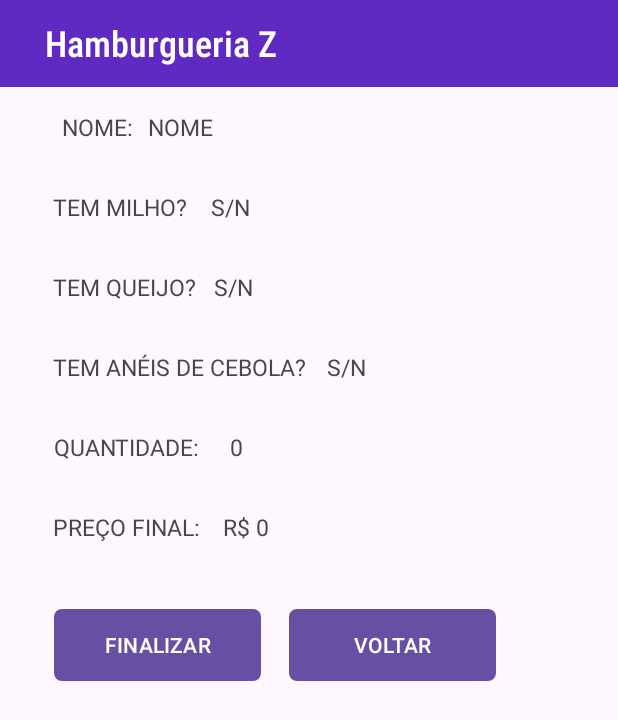
After one commit to AlineStrass/HamburgueriaZ, an Android app: the layout resumopedido.xml on its own in the app's theme, with its tools: preview values and no code run, on a phone screen of 412 x 824 dp. The commit adds this screen. Shown: the top 720 px of the screen. Run offline under Robolectric (Android 15) with nearby library versions, the phone set to English and light mode, and no system bars.

Commit message:
criação do layout resumo do pedido

```diff
--- a/app/src/main/java/com/example/hamburgueriaz/MainActivity.java
+++ b/app/src/main/java/com/example/hamburgueriaz/MainActivity.java
@@ -31,7 +31,6 @@ public class MainActivity extends AppCompatActivity {
 
     int precoTotal;;
     int totalAdicional;
-
 
     @Override
     protected void onCreate(Bundle savedInstanceState) {
@@ -156,11 +155,8 @@ public class MainActivity extends AppCompatActivity {
         });
 
 
+    }
 
 
 
-
-
-    }
-
 }
--- /dev/null
+++ b/app/src/main/res/layout/resumopedido.xml
@@ -0,0 +1,144 @@
+<?xml version="1.0" encoding="utf-8"?>
+<androidx.constraintlayout.widget.ConstraintLayout xmlns:android="http://schemas.android.com/apk/res/android"
+    xmlns:app="http://schemas.android.com/apk/res-auto"
+    xmlns:tools="http://schemas.android.com/tools"
+    android:layout_width="match_parent"
+    android:layout_height="match_parent">
+
+    <TextView
+        android:id="@+id/textViewLogo"
+        style="@style/TextViewLogo"
+        android:text="Hamburgueria Z"
+        app:layout_constraintEnd_toEndOf="parent"
+        app:layout_constraintStart_toStartOf="parent"
+        app:layout_constraintTop_toTopOf="parent" />
+
+    <TextView
+        android:id="@+id/textView7"
+        style="@style/EstiloTexto"
+        android:text="nome:"
+        app:layout_constraintEnd_toEndOf="parent"
+        app:layout_constraintHorizontal_bias="0.095"
+        app:layout_constraintStart_toStartOf="parent"
+        app:layout_constraintTop_toBottomOf="@+id/textViewLogo" />
+
+    <TextView
+        android:id="@+id/textView8"
+        style="@style/EstiloTexto"
+        android:text="tem milho?"
+        app:layout_constraintEnd_toEndOf="parent"
+        app:layout_constraintHorizontal_bias="0.09"
+        app:layout_constraintStart_toStartOf="parent"
+        app:layout_constraintTop_toBottomOf="@+id/textView7" />
+
+    <TextView
+        android:id="@+id/textView9"
+        style="@style/EstiloTexto"
+        android:text="tem queijo?"
+        app:layout_constraintEnd_toEndOf="parent"
+        app:layout_constraintHorizontal_bias="0.092"
+        app:layout_constraintStart_toStartOf="parent"
+        app:layout_constraintTop_toBottomOf="@+id/textView8" />
+
+    <TextView
+        android:id="@+id/textView10"
+        style="@style/EstiloTexto"
+        android:text="tem anéis de cebola?"
+        app:layout_constraintEnd_toEndOf="parent"
+        app:layout_constraintHorizontal_bias="0.12"
+        app:layout_constraintStart_toStartOf="parent"
+        app:layout_constraintTop_toBottomOf="@+id/textView9" />
+
+    <TextView
+        android:id="@+id/textView11"
+        style="@style/EstiloTexto"
+        android:text="quantidade:"
+        app:layout_constraintEnd_toEndOf="parent"
+        app:layout_constraintHorizontal_bias="0.093"
+        app:layout_constraintStart_toStartOf="parent"
+        app:layout_constraintTop_toBottomOf="@+id/textView10" />
+
+    <TextView
+        android:id="@+id/textView12"
+        style="@style/EstiloTexto"
+        android:text="preço final:"
+        app:layout_constraintEnd_toEndOf="parent"
+        app:layout_constraintHorizontal_bias="0.093"
+        app:layout_constraintStart_toStartOf="parent"
+        app:layout_constraintTop_toBottomOf="@+id/textView11" />
+
+    <TextView
+        android:id="@+id/textView13"
+        style="@style/EstiloTexto"
+        android:text="nome"
+        app:layout_constraintEnd_toEndOf="parent"
+        app:layout_constraintHorizontal_bias="0.008"
+        app:layout_constraintStart_toEndOf="@+id/textView7"
+        app:layout_constraintTop_toBottomOf="@+id/textViewLogo" />
+
+    <TextView
+        android:id="@+id/textView14"
+        style="@style/EstiloTexto"
+        android:text="s/n"
+        app:layout_constraintEnd_toEndOf="parent"
+        app:layout_constraintHorizontal_bias="0.032"
+        app:layout_constraintStart_toEndOf="@+id/textView8"
+        app:layout_constraintTop_toBottomOf="@+id/textView13" />
+
+    <TextView
+        android:id="@+id/textView15"
+        style="@style/EstiloTexto"
+        android:text="s/n"
+        app:layout_constraintEnd_toEndOf="parent"
+        app:layout_constraintHorizontal_bias="0.016"
+        app:layout_constraintStart_toEndOf="@+id/textView9"
+        app:layout_constraintTop_toBottomOf="@+id/textView14" />
+
+    <TextView
+        android:id="@+id/textView16"
+        style="@style/EstiloTexto"
+        android:text="s/n"
+        app:layout_constraintEnd_toEndOf="parent"
+        app:layout_constraintHorizontal_bias="0.035"
+        app:layout_constraintStart_toEndOf="@+id/textView10"
+        app:layout_constraintTop_toBottomOf="@+id/textView15" />
+
+    <TextView
+        android:id="@+id/textView17"
+        style="@style/EstiloTexto"
+        android:text="0"
+        app:layout_constraintEnd_toEndOf="parent"
+        app:layout_constraintHorizontal_bias="0.046"
+        app:layout_constraintStart_toEndOf="@+id/textView11"
+        app:layout_constraintTop_toBottomOf="@+id/textView16" />
+
+    <TextView
+        android:id="@+id/textView18"
+        style="@style/EstiloTexto"
+        android:text="R$ 0"
+        app:layout_constraintEnd_toEndOf="parent"
+        app:layout_constraintHorizontal_bias="0.029"
+        app:layout_constraintStart_toEndOf="@+id/textView12"
+        app:layout_constraintTop_toBottomOf="@+id/textView17" />
+
+    <Button
+        android:id="@+id/button4"
+        style="@style/BottonFinalizarVoltar"
+        android:layout_marginStart="36dp"
+        android:text="finalizar"
+        app:layout_constraintBottom_toBottomOf="parent"
+        app:layout_constraintStart_toStartOf="parent"
+        app:layout_constraintTop_toBottomOf="@+id/textView12"
+        app:layout_constraintVertical_bias="0.0" />
+
+    <Button
+        android:id="@+id/button5"
+        style="@style/BottonFinalizarVoltar"
+        android:text="voltar"
+        app:layout_constraintBottom_toBottomOf="parent"
+        app:layout_constraintEnd_toEndOf="parent"
+        app:layout_constraintHorizontal_bias="0.189"
+        app:layout_constraintStart_toEndOf="@+id/button4"
+        app:layout_constraintTop_toBottomOf="@+id/textView18"
+        app:layout_constraintVertical_bias="0.0" />
+</androidx.constraintlayout.widget.ConstraintLayout>
--- a/app/src/main/res/values/themes.xml
+++ b/app/src/main/res/values/themes.xml
@@ -91,4 +91,10 @@
     <style name="ButtomFazerPedido" parent="Button">
         <item name="android:layout_marginStart">8dp</item>
     </style>
+
+    <style name="BottonFinalizarVoltar" parent="Button">
+        <item name="android:layout_width">138dp</item>
+        <item name="android:layout_height">48dp</item>
+        <item name="android:layout_marginTop">28dp</item>
+    </style>
 </resources>
```
